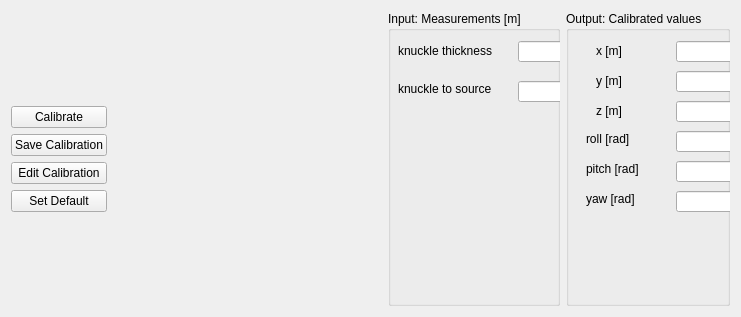
Above: advanced/sr_gui_shadow_glove_calibration/uis/SrShadowGloveCalibration.ui from shadow-robot/sr-visualization before the change. Below: the same form after it.
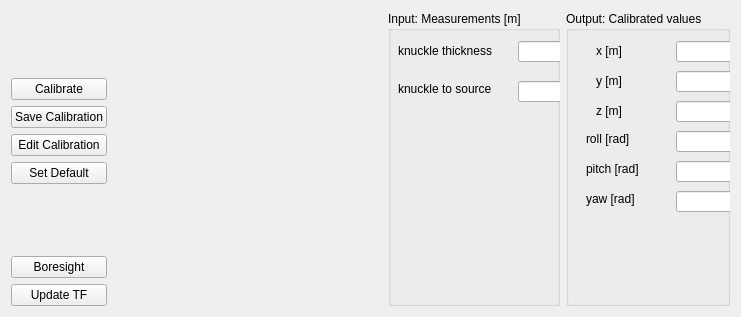
That is the form after the change.

Patch:
```diff
--- a/advanced/sr_gui_shadow_glove_calibration/uis/SrShadowGloveCalibration.ui
+++ b/advanced/sr_gui_shadow_glove_calibration/uis/SrShadowGloveCalibration.ui
@@ -72,6 +72,20 @@
          </property>
         </spacer>
        </item>
+       <item>
+        <widget class="QPushButton" name="boresight">
+         <property name="text">
+          <string>Boresight</string>
+         </property>
+        </widget>
+       </item>
+       <item>
+        <widget class="QPushButton" name="update_tf">
+         <property name="text">
+          <string>Update TF</string>
+         </property>
+        </widget>
+       </item>
       </layout>
      </item>
      <item>
```
